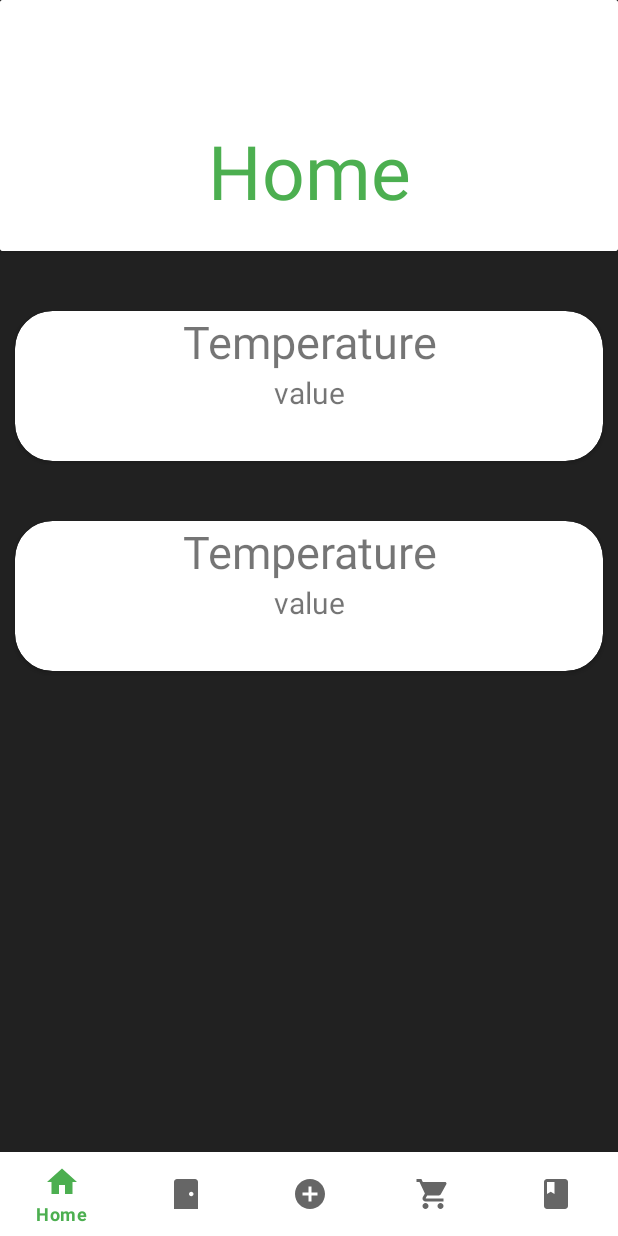
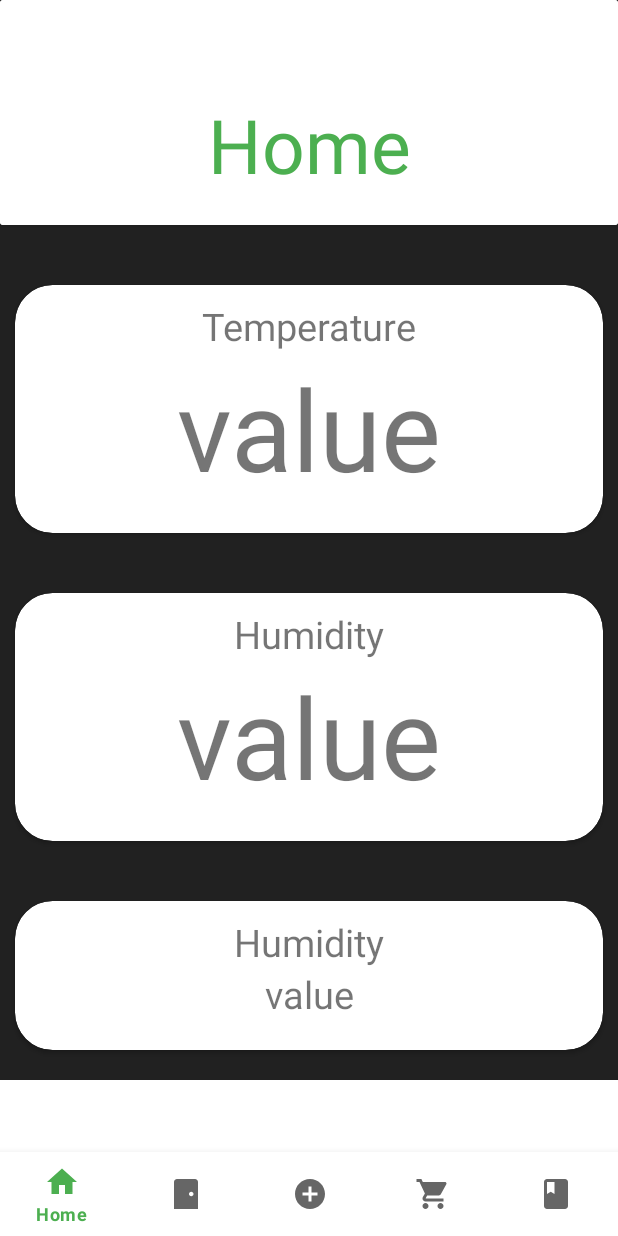
Before and after one commit to SterretjeK/Smart-cupboard-app, an Android app: the screen it shows after launch (MainActivity), on a phone screen of 412 x 824 dp. Run offline under Robolectric (Android 15) with nearby library versions, the phone set to English and light mode, and no system bars.

Commit message:
Added scroll view

```diff
--- a/App/app/src/main/res/layout/fragment_home.xml
+++ b/App/app/src/main/res/layout/fragment_home.xml
@@ -1,8 +1,12 @@
 <?xml version="1.0" encoding="utf-8"?>
+<ScrollView
+    android:layout_height="match_parent"
+    android:layout_width="match_parent"
+    xmlns:android="http://schemas.android.com/apk/res/android">
+
 <LinearLayout
-    xmlns:android="http://schemas.android.com/apk/res/android"
     android:layout_width="match_parent"
-    android:layout_height="match_parent"
+    android:layout_height="wrap_content"
     xmlns:app="http://schemas.android.com/apk/res-auto"
     android:background="@color/grey_900"
     android:orientation="vertical">
@@ -11,14 +15,13 @@
         xmlns:card_view="http://schemas.android.com/apk/res-auto"
         android:id="@+id/card_view_Home"
         android:layout_width="match_parent"
-        android:layout_height="wrap_content"
+        android:layout_height="150dp"
         android:layout_marginBottom="20dp">
 
         <TextView
             android:layout_width="match_parent"
             android:layout_height="match_parent"
-            android:gravity="center"
-            android:paddingTop="80dp"
+            android:gravity="center|bottom"
             android:paddingBottom="20dp"
             android:text="Home"
             android:textSize="50sp"
@@ -30,7 +33,7 @@
         xmlns:card_view="http://schemas.android.com/apk/res-auto"
         android:id="@+id/card_view_Temperature"
         android:layout_width="match_parent"
-        android:layout_height="100dp"
+        android:layout_height="wrap_content"
         android:layout_marginTop="20dp"
         android:layout_marginRight="10dp"
         android:layout_marginBottom="20dp"
@@ -40,14 +43,16 @@
         <LinearLayout
             android:layout_width="match_parent"
             android:layout_height="match_parent"
-            android:orientation="vertical">
+            android:orientation="vertical"
+            android:layout_marginTop="10dp"
+            android:layout_marginBottom="20dp">
 
             <TextView
                 android:id="@+id/info_text_Temperature_title"
                 android:layout_width="match_parent"
                 android:layout_height="wrap_content"
                 android:text="Temperature"
-                android:textSize="30sp"
+                android:textSize="25sp"
                 android:gravity="center_horizontal"/>
 
             <TextView
@@ -55,7 +60,7 @@
                 android:layout_width="match_parent"
                 android:layout_height="wrap_content"
                 android:text="value"
-                android:textSize="20sp"
+                android:textSize="75sp"
                 android:gravity="center_horizontal"/>
         </LinearLayout>
     </androidx.cardview.widget.CardView>
@@ -64,7 +69,7 @@
         xmlns:card_view="http://schemas.android.com/apk/res-auto"
         android:id="@+id/card_view_Humidity"
         android:layout_width="match_parent"
-        android:layout_height="100dp"
+        android:layout_height="wrap_content"
         android:layout_marginTop="20dp"
         android:layout_marginRight="10dp"
         android:layout_marginBottom="20dp"
@@ -74,14 +79,16 @@
         <LinearLayout
             android:layout_width="match_parent"
             android:layout_height="match_parent"
-            android:orientation="vertical">
+            android:orientation="vertical"
+            android:layout_marginTop="10dp"
+            android:layout_marginBottom="20dp">
 
             <TextView
                 android:id="@+id/info_text_Humidity_title"
                 android:layout_width="match_parent"
                 android:layout_height="wrap_content"
-                android:text="Temperature"
-                android:textSize="30sp"
+                android:text="Humidity"
+                android:textSize="25sp"
                 android:gravity="center_horizontal"/>
 
             <TextView
@@ -89,11 +96,47 @@
                 android:layout_width="match_parent"
                 android:layout_height="match_parent"
                 android:text="value"
-                android:textSize="20sp"
+                android:textSize="75sp"
                 android:gravity="center_horizontal"/>
         </LinearLayout>
+    </androidx.cardview.widget.CardView>
 
+    <androidx.cardview.widget.CardView
+        xmlns:card_view="http://schemas.android.com/apk/res-auto"
+        android:id="@+id/card_view_PantryItems"
+        android:layout_width="match_parent"
+        android:layout_height="wrap_content"
+        android:layout_marginTop="20dp"
+        android:layout_marginRight="10dp"
+        android:layout_marginBottom="20dp"
+        android:layout_marginLeft="10dp"
+        card_view:cardCornerRadius="25dp">
+
+        <LinearLayout
+            android:layout_width="match_parent"
+            android:layout_height="match_parent"
+            android:orientation="vertical"
+            android:layout_marginTop="10dp"
+            android:layout_marginBottom="20dp">
+
+            <TextView
+                android:id="@+id/info_text_Item1"
+                android:layout_width="match_parent"
+                android:layout_height="wrap_content"
+                android:text="Humidity"
+                android:textSize="25sp"
+                android:gravity="center_horizontal"/>
+
+            <TextView
+                android:id="@+id/info_text_Item2"
+                android:layout_width="match_parent"
+                android:layout_height="match_parent"
+                android:text="value"
+                android:textSize="25sp"
+                android:gravity="center_horizontal"/>
+        </LinearLayout>
 
     </androidx.cardview.widget.CardView>
 
 </LinearLayout>
+</ScrollView>
```
